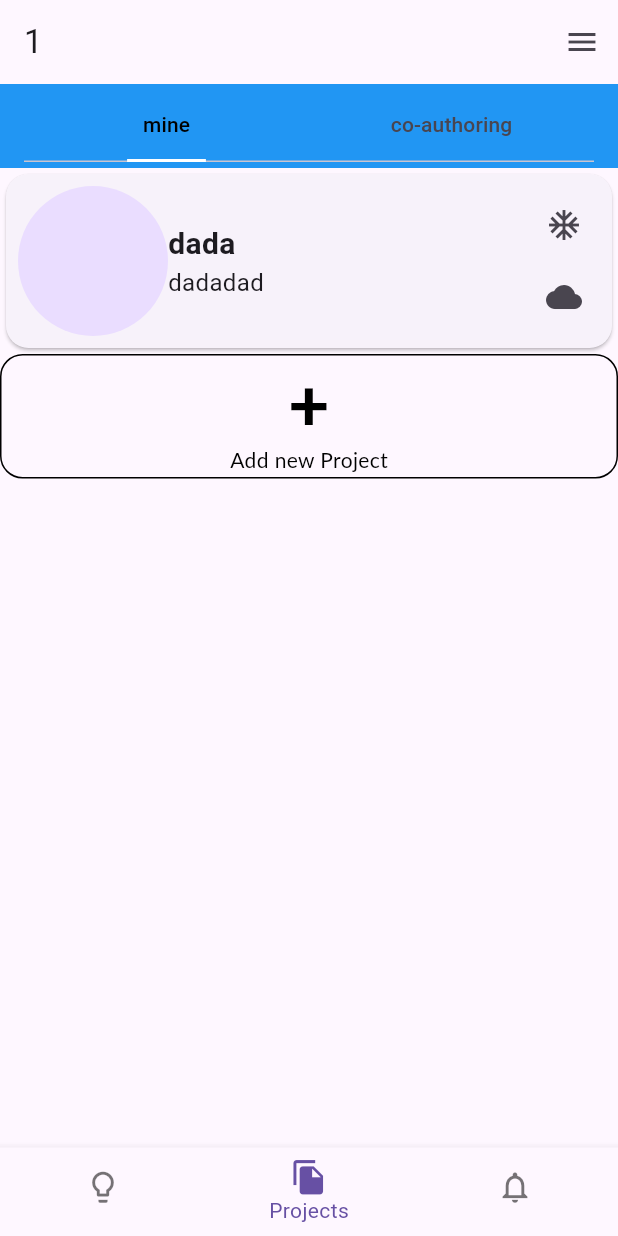
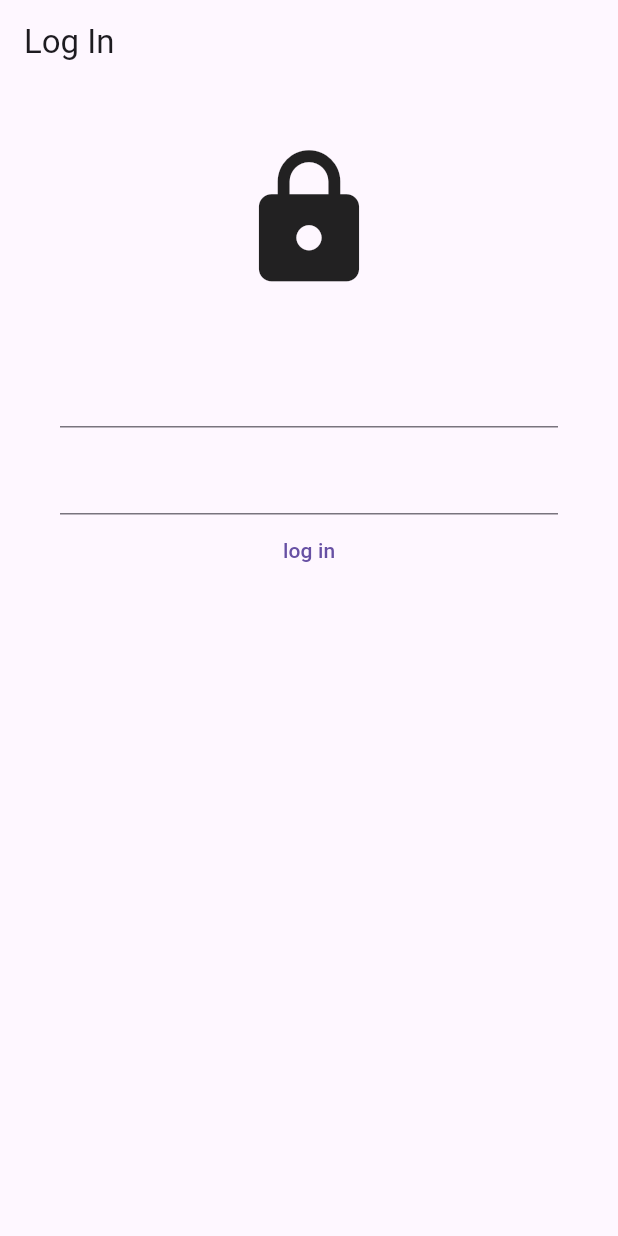
Before and after one commit to gatekeep06/story_flakes, a Flutter app: the screen it shows after launch, on a phone screen of 412 x 824 dp. Run offline on Flutter 3.47's test engine with Material 3 defaults, Android fonts, the phone set to English and light mode, and no system bars; our stand-ins replace connectivity_plus, firebase_auth, firebase_core, firebase_database, image_picker; accounts and stored records are empty; Roboto replaces fonts that are missing (Lato).

Commit message:
add auth

```diff
--- /dev/null
+++ b/lib/auth_page.dart
@@ -0,0 +1,25 @@
+import 'package:firebase_auth/firebase_auth.dart';
+import 'package:flutter/material.dart';
+import 'package:story_flakes/login_page.dart';
+import 'package:story_flakes/mobile_home_page.dart';
+
+class AuthPage extends StatelessWidget {
+  const AuthPage({super.key});
+
+  @override
+  Widget build(BuildContext context) {
+    return Scaffold(
+      body: StreamBuilder<User?>(
+        stream: FirebaseAuth.instance.userChanges(),
+        builder: (context, snapshot) {
+          if (snapshot.hasData) {
+            return const MobileHomePage();
+          }
+          else {
+            return const LoginPage();
+          }
+        },
+      ),
+    );
+  }
+}
--- /dev/null
+++ b/lib/data/connection.dart
@@ -0,0 +1,7 @@
+class Connection {
+  int from;
+  int to;
+  String? label;
+
+  Connection({required this.from, required this.to, this.label});
+}
--- /dev/null
+++ b/lib/login_page.dart
@@ -0,0 +1,105 @@
+import 'package:connectivity_plus/connectivity_plus.dart';
+import 'package:firebase_auth/firebase_auth.dart';
+import 'package:flutter/material.dart';
+
+class LoginPage extends StatefulWidget {
+  const LoginPage({super.key});
+
+  @override
+  State<LoginPage> createState() => _LoginPageState();
+}
+
+class _LoginPageState extends State<LoginPage> {
+  final TextEditingController emailEditingController = TextEditingController();
+  final TextEditingController passwordEditingController = TextEditingController();
+  bool isEmailEmpty = false;
+  bool isPasswordEmpty = false;
+  String errorText = "";
+
+  void logIn() async {
+    try {
+      showDialog(context: context, barrierDismissible: false, builder: (context) {
+        return const SizedBox(
+          width: 50,
+          height: 50,
+          child: Center(
+            child: CircularProgressIndicator(),
+          ),
+        );
+      });
+      await FirebaseAuth.instance.signInWithEmailAndPassword(
+          email: emailEditingController.text,
+          password: passwordEditingController.text
+      );
+    }
+    catch(e) {
+      ConnectivityResult res = await Connectivity().checkConnectivity();
+      if (res != ConnectivityResult.wifi && res != ConnectivityResult.mobile && res != ConnectivityResult.ethernet) {
+        setState(() {
+          errorText = "Connection lost. Try to restore it and try again";
+        });
+      }
+      else {
+        setState(() {
+          isEmailEmpty = emailEditingController.text.isEmpty;
+          isPasswordEmpty = passwordEditingController.text.isEmpty;
+          errorText = "Cannot sign in with this data";
+        });
+      }
+    }
+    finally {
+      Navigator.pop(context);
+    }
+  }
+
+  @override
+  Widget build(BuildContext context) {
+    return Scaffold(
+      appBar: AppBar(title: const Text("Log In")),
+      body: SingleChildScrollView(
+        child: Padding(
+          padding: EdgeInsets.symmetric(horizontal: 40.0, vertical: 40.0),
+          child: Column(
+            children: [
+              Icon(Icons.lock, size: 100.0,),
+              SizedBox(height: 20.0,),
+              Text(errorText, style: TextStyle(color: Colors.red)),
+              TextField(
+                controller: emailEditingController,
+                onChanged: (value) {
+                  setState(() {
+                    isEmailEmpty = value.isEmpty;
+                    errorText = "";
+                  });
+                },
+                decoration: InputDecoration(
+                    errorText: isEmailEmpty ? "Enter your email" : null
+                ),
+              ),
+              SizedBox(height: 10.0,),
+              TextField(
+                controller: passwordEditingController,
+                obscureText: true,
+                onChanged: (value) {
+                  setState(() {
+                    isPasswordEmpty = value.isEmpty;
+                    errorText = "";
+                  });
+                },
+                decoration: InputDecoration(
+                  errorText: isPasswordEmpty ? "Enter your password" : null
+                ),
+              ),
+              TextButton(
+                onPressed: () {
+                  logIn();
+                },
+                child: Text("log in"),
+              ),
+            ],
+          ),
+        ),
+      )
+    );
+  }
+}
--- a/lib/main.dart
+++ b/lib/main.dart
@@ -1,5 +1,7 @@
 import 'package:firebase_core/firebase_core.dart';
 import 'package:flutter/material.dart';
+import 'package:story_flakes/auth_page.dart';
+import 'package:story_flakes/connection_check_page.dart';
 import 'dart:io' show Platform;
 import 'package:story_flakes/mobile_home_page.dart';
 
@@ -25,11 +27,10 @@ class StoryFlakesApp extends StatelessWidget {
     }
   }
 
-
   @override
   Widget build(BuildContext context) {
     return MaterialApp(
-      home: MobileHomePage()
+      home: AuthPage(),
     );
   }
 
--- a/pubspec.yaml
+++ b/pubspec.yaml
@@ -39,6 +39,8 @@ dependencies:
   # The following adds the Cupertino Icons font to your application.
   # Use with the CupertinoIcons class for iOS style icons.
   cupertino_icons: ^1.0.2
+  flutter_bloc: ^8.1.3
+  connectivity_plus: ^5.0.2
 
 dev_dependencies:
   flutter_test:
```
Also changed, not shown: lib/connection_check_page.dart (added, +40 -0 lines), lib/data/branch.dart (+17 -0 lines), lib/data/project_element.dart (+1 -20 lines), lib/editing_pages/connection_editing_page.dart (added, +28 -0 lines), lib/mobile_home_page.dart (+43 -14 lines), lib/project_branch_page.dart (+10 -8 lines), lib/projects.dart (+38 -8 lines), pubspec.lock.
